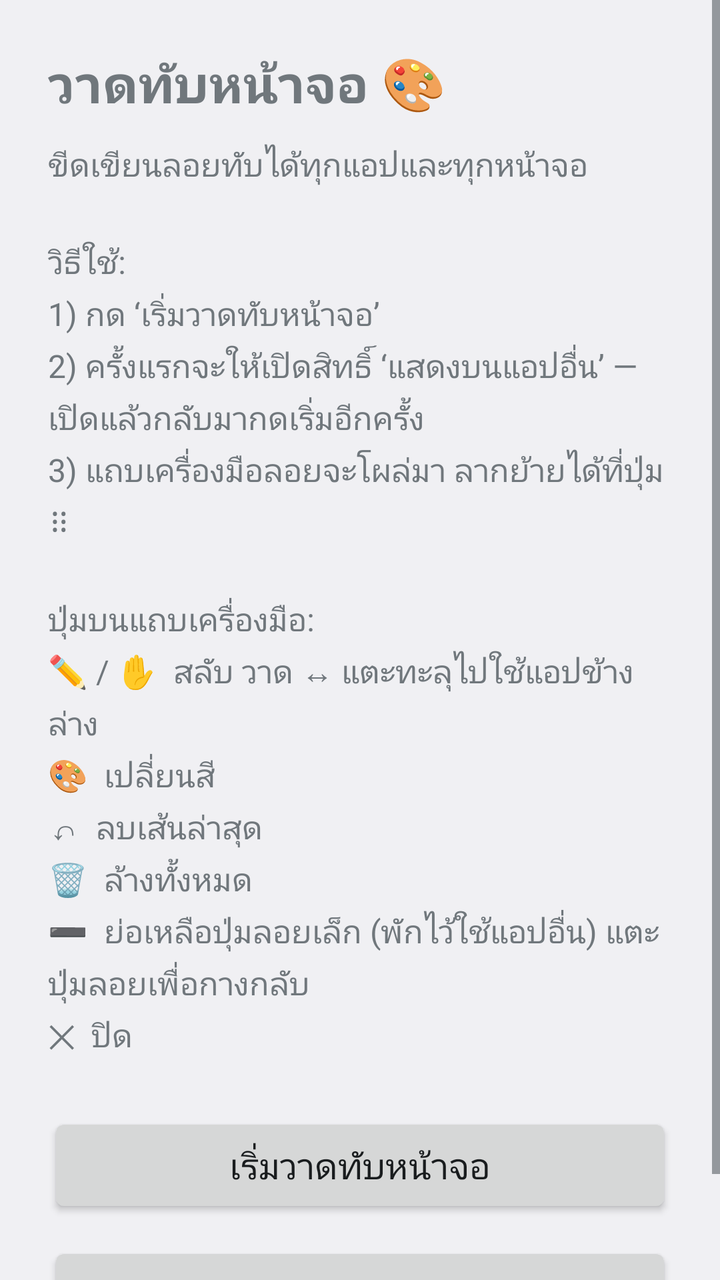
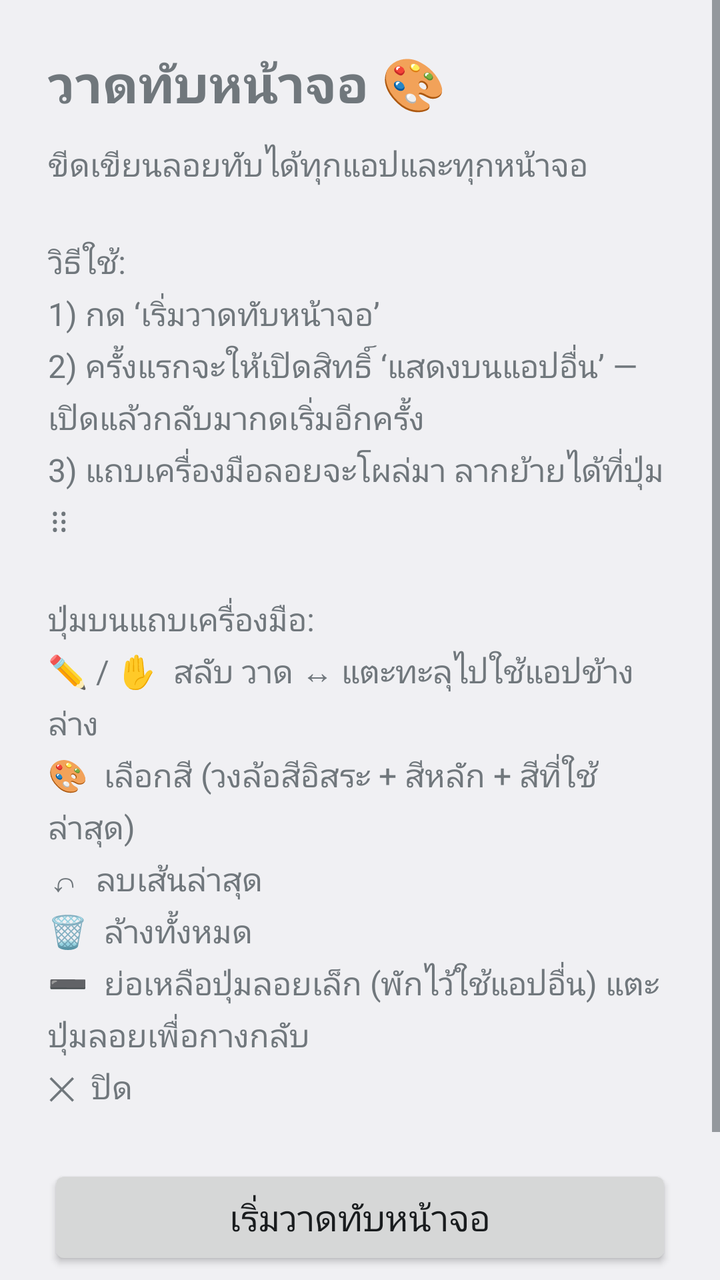

Before-and-after screenshots of an Android layout around one commit, followed by the original layout XML and the change that was made.
<!-- AndroidManifest.xml: application theme android:Theme.DeviceDefault.Light -->
<!-- res/layout/activity_main.xml -->
<?xml version="1.0" encoding="utf-8"?>
<ScrollView xmlns:android="http://schemas.android.com/apk/res/android"
    android:layout_width="match_parent"
    android:layout_height="match_parent">

    <LinearLayout
        android:layout_width="match_parent"
        android:layout_height="wrap_content"
        android:orientation="vertical"
        android:padding="24dp">

        <TextView
            android:layout_width="wrap_content"
            android:layout_height="wrap_content"
            android:text="วาดทับหน้าจอ 🎨"
            android:textSize="26sp"
            android:textStyle="bold"
            android:paddingBottom="12dp" />

        <TextView
            android:layout_width="match_parent"
            android:layout_height="wrap_content"
            android:text="ขีดเขียนลอยทับได้ทุกแอปและทุกหน้าจอ\n\nวิธีใช้:\n1) กด ‘เริ่มวาดทับหน้าจอ’\n2) ครั้งแรกจะให้เปิดสิทธิ์ ‘แสดงบนแอปอื่น’ — เปิดแล้วกลับมากดเริ่มอีกครั้ง\n3) แถบเครื่องมือลอยจะโผล่มา ลากย้ายได้ที่ปุ่ม ⠿\n\nปุ่มบนแถบเครื่องมือ:\n✏️ / ✋  สลับ วาด ↔ แตะทะลุไปใช้แอปข้างล่าง\n🎨  เปลี่ยนสี\n↶  ลบเส้นล่าสุด\n🗑  ล้างทั้งหมด\n➖  ย่อเหลือปุ่มลอยเล็ก (พักไว้ใช้แอปอื่น) แตะปุ่มลอยเพื่อกางกลับ\n✕  ปิด"
            android:textSize="16sp"
            android:lineSpacingMultiplier="1.2"
            android:paddingBottom="28dp" />

        <Button
            android:id="@+id/btnStart"
            android:layout_width="match_parent"
            android:layout_height="wrap_content"
            android:text="เริ่มวาดทับหน้าจอ"
            android:textSize="18sp"
            android:paddingVertical="14dp" />

        <Button
            android:id="@+id/btnStop"
            android:layout_width="match_parent"
            android:layout_height="wrap_content"
            android:layout_marginTop="12dp"
            android:text="หยุด"
            android:textSize="18sp"
            android:paddingVertical="14dp" />
    </LinearLayout>
</ScrollView>
<!-- resources referenced by this layout -->
<resources>

</resources>

<!-- the commit's change to res/layout/activity_main.xml (unified diff, before → after) -->
@@ -20,7 +20,7 @@
         <TextView
             android:layout_width="match_parent"
             android:layout_height="wrap_content"
-            android:text="ขีดเขียนลอยทับได้ทุกแอปและทุกหน้าจอ\n\nวิธีใช้:\n1) กด ‘เริ่มวาดทับหน้าจอ’\n2) ครั้งแรกจะให้เปิดสิทธิ์ ‘แสดงบนแอปอื่น’ — เปิดแล้วกลับมากดเริ่มอีกครั้ง\n3) แถบเครื่องมือลอยจะโผล่มา ลากย้ายได้ที่ปุ่ม ⠿\n\nปุ่มบนแถบเครื่องมือ:\n✏️ / ✋  สลับ วาด ↔ แตะทะลุไปใช้แอปข้างล่าง\n🎨  เปลี่ยนสี\n↶  ลบเส้นล่าสุด\n🗑  ล้างทั้งหมด\n➖  ย่อเหลือปุ่มลอยเล็ก (พักไว้ใช้แอปอื่น) แตะปุ่มลอยเพื่อกางกลับ\n✕  ปิด"
+            android:text="ขีดเขียนลอยทับได้ทุกแอปและทุกหน้าจอ\n\nวิธีใช้:\n1) กด ‘เริ่มวาดทับหน้าจอ’\n2) ครั้งแรกจะให้เปิดสิทธิ์ ‘แสดงบนแอปอื่น’ — เปิดแล้วกลับมากดเริ่มอีกครั้ง\n3) แถบเครื่องมือลอยจะโผล่มา ลากย้ายได้ที่ปุ่ม ⠿\n\nปุ่มบนแถบเครื่องมือ:\n✏️ / ✋  สลับ วาด ↔ แตะทะลุไปใช้แอปข้างล่าง\n🎨  เลือกสี (วงล้อสีอิสระ + สีหลัก + สีที่ใช้ล่าสุด)\n↶  ลบเส้นล่าสุด\n🗑  ล้างทั้งหมด\n➖  ย่อเหลือปุ่มลอยเล็ก (พักไว้ใช้แอปอื่น) แตะปุ่มลอยเพื่อกางกลับ\n✕  ปิด"
             android:textSize="16sp"
             android:lineSpacingMultiplier="1.2"
             android:paddingBottom="28dp" />
